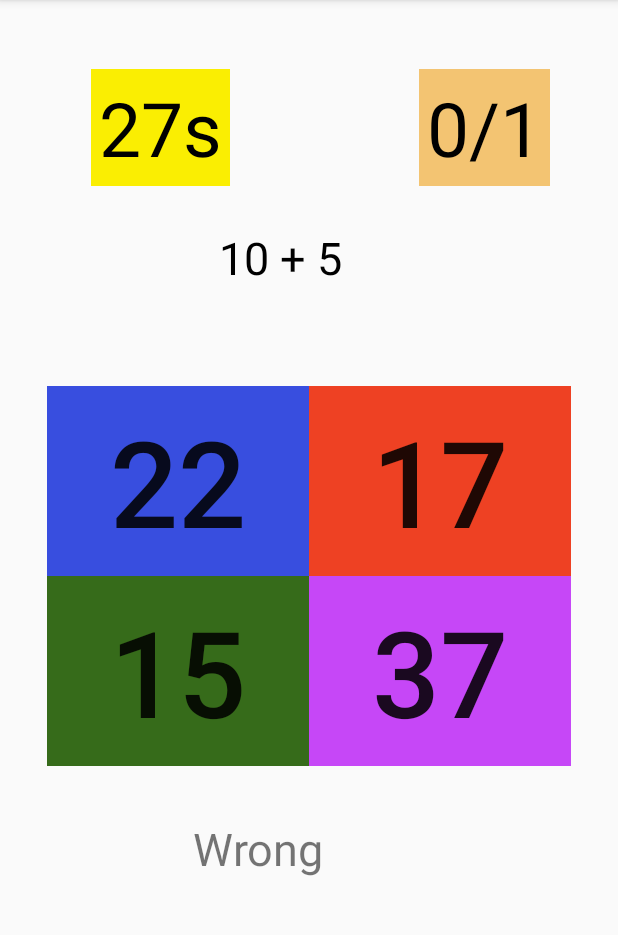
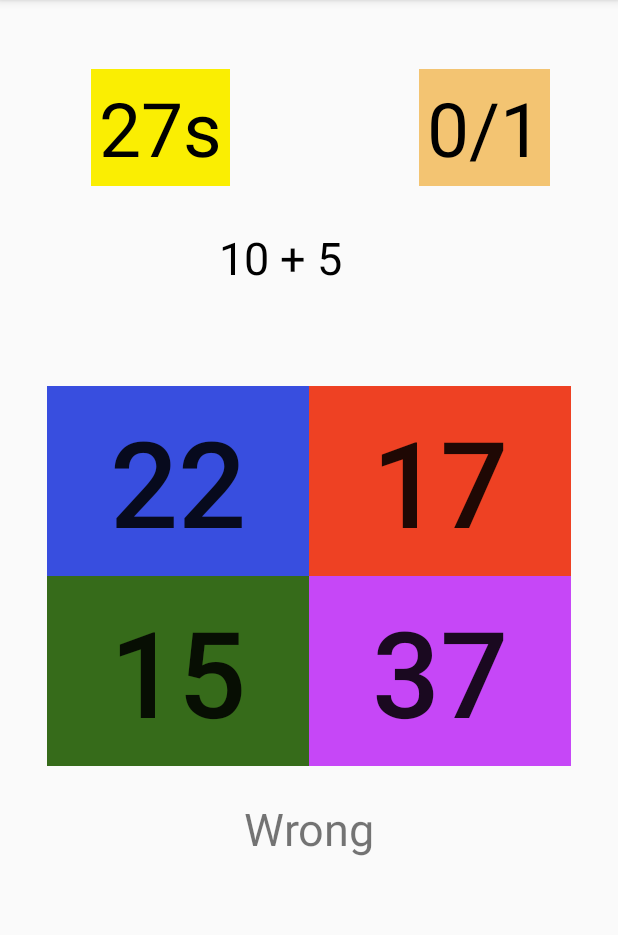
Before and after one commit to aliarslanansari/AndroidProjects, an Android app: the screen it shows after launch (MainActivity), after a tap on "37", on a phone screen of 412 x 824 dp, the part 84-1019 px from its top. Run offline under Robolectric (Android 15) with nearby library versions, the light colour scheme and no system bars.

Commit message:
Final Commit

```diff
--- a/BrainTrainer/app/src/main/java/com/ali/braintrainer/MainActivity.java
+++ b/BrainTrainer/app/src/main/java/com/ali/braintrainer/MainActivity.java
@@ -83,17 +83,19 @@ public class MainActivity extends AppCompatActivity {
         noOfQues=0;
         resultTextView.setText("");
         timerTextView.setText("30s");
-        new CountDownTimer(30000, 1000) {
+        new CountDownTimer(30000 , 1000) {
             @Override
             public void onTick(long millisUntilFinished) {
                 timerTextView.setText(String.valueOf(millisUntilFinished/1000)+"s");
+                sumTextView.setVisibility(View.VISIBLE);
+                playAgain.setVisibility(View.INVISIBLE);
             }
             @Override
             public void onFinish() {
-                resultTextView.setText("Score: "+String.valueOf(score)+"/"+String.valueOf(noOfQues));
+                gridLayout.setVisibility(View.INVISIBLE);
                 playAgain.setVisibility(View.VISIBLE);
-                gridLayout.setEnabled(false);
-                this.cancel();
+                sumTextView.setVisibility(View.INVISIBLE);
+                resultTextView.setText("Score: "+score+"/"+noOfQues);
             }
         }.start();
     }
--- a/BrainTrainer/app/src/main/res/layout/activity_main.xml
+++ b/BrainTrainer/app/src/main/res/layout/activity_main.xml
@@ -105,9 +105,10 @@
 
         <TextView
             android:id="@+id/resultTextView"
-            android:layout_width="155dp"
-            android:layout_height="45dp"
+            android:layout_width="302dp"
+            android:layout_height="63dp"
             android:text="Correct!"
+            android:textAlignment="center"
             android:textSize="30sp"
             app:layout_constraintBottom_toBottomOf="parent"
             app:layout_constraintEnd_toEndOf="parent"
@@ -170,6 +171,7 @@
             android:layout_marginTop="28dp"
             android:onClick="playAgain"
             android:text="Play Again"
+            android:visibility="invisible"
             app:layout_constraintBottom_toBottomOf="parent"
             app:layout_constraintEnd_toEndOf="parent"
             app:layout_constraintHorizontal_bias="0.498"
```
